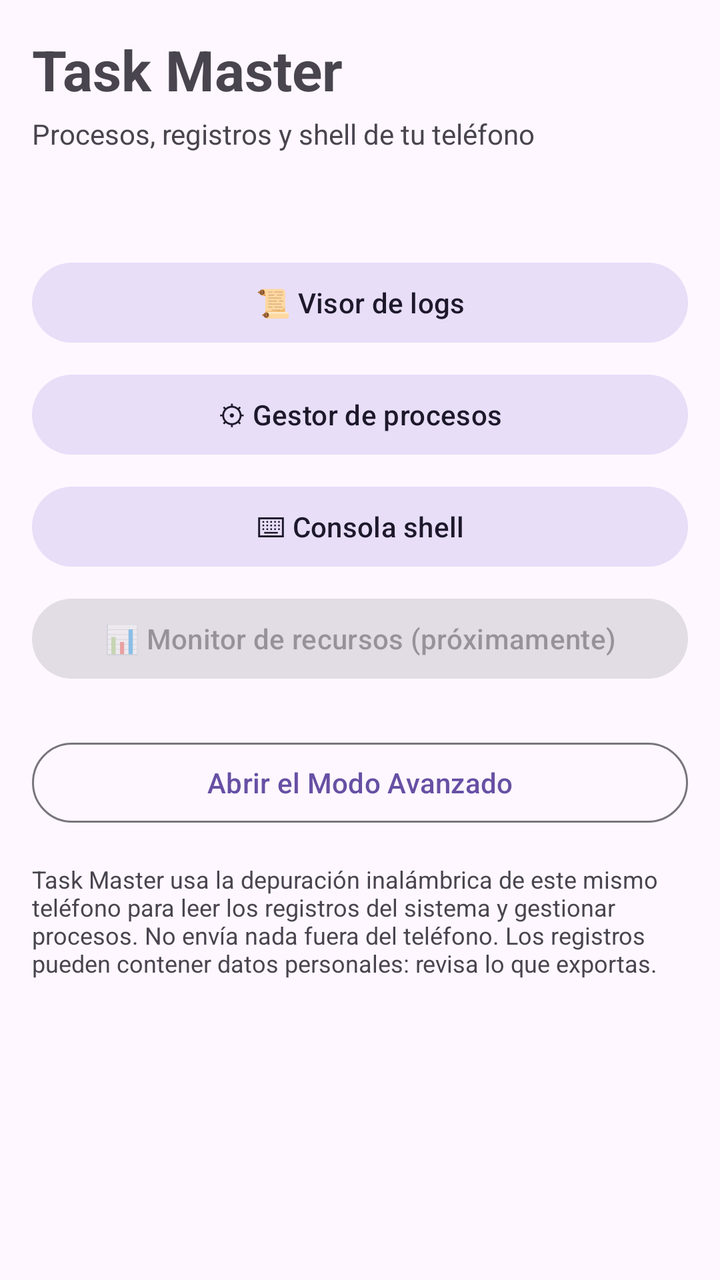
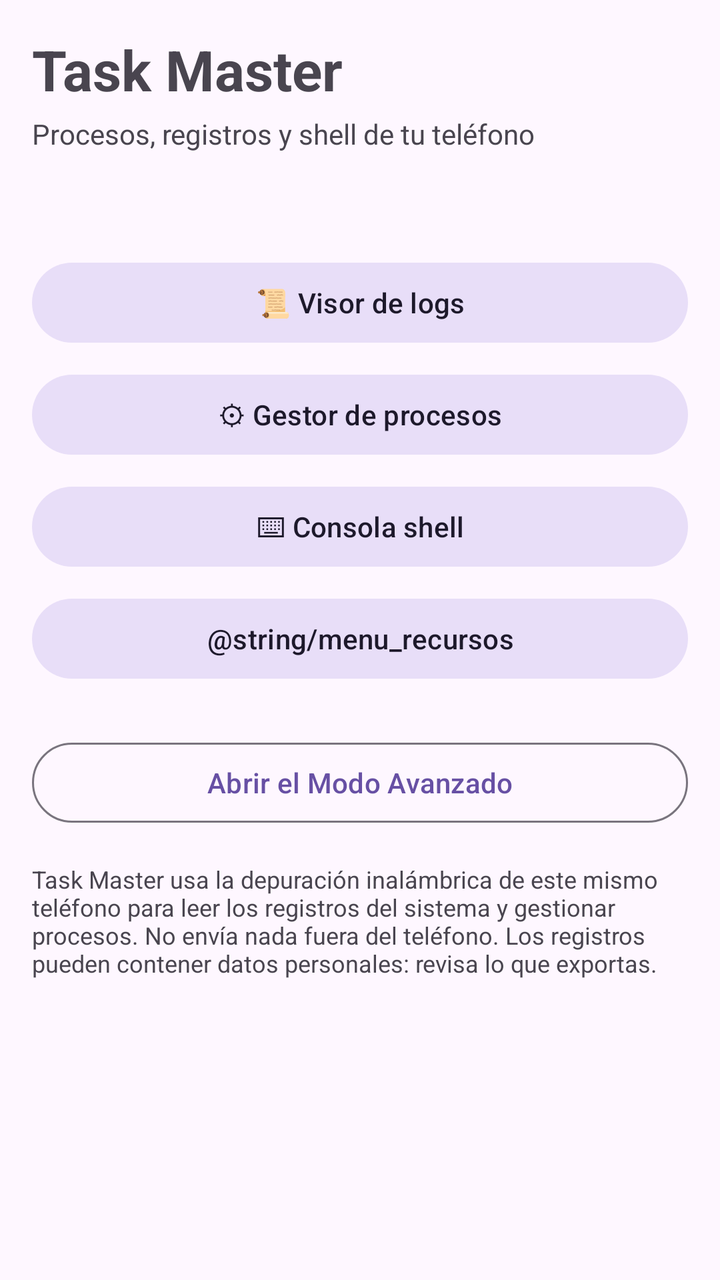

An Android layout rendered at two revisions. The XML below is the earlier revision; the diff shows what the commit changed to produce the second picture.
<!-- AndroidManifest.xml: application theme Theme.Suite -->
<!-- res/layout/activity_main.xml -->
<?xml version="1.0" encoding="utf-8"?>
<ScrollView xmlns:android="http://schemas.android.com/apk/res/android"
    android:layout_width="match_parent"
    android:layout_height="match_parent"
    android:fillViewport="true">

    <LinearLayout
        android:layout_width="match_parent"
        android:layout_height="wrap_content"
        android:orientation="vertical"
        android:padding="16dp">

        <LinearLayout
            android:id="@+id/filaCabecera"
            android:layout_width="match_parent"
            android:layout_height="wrap_content"
            android:gravity="end"
            android:orientation="horizontal" />

        <TextView
            android:layout_width="match_parent"
            android:layout_height="wrap_content"
            android:text="@string/app_name"
            android:textSize="28sp"
            android:textStyle="bold" />

        <TextView
            android:layout_width="match_parent"
            android:layout_height="wrap_content"
            android:layout_marginTop="4dp"
            android:text="@string/subtitulo"
            android:textSize="14sp" />

        <TextView
            android:id="@+id/estadoShell"
            android:layout_width="match_parent"
            android:layout_height="wrap_content"
            android:layout_marginTop="16dp"
            android:textSize="14sp"
            android:textStyle="bold" />

        <com.google.android.material.button.MaterialButton
            android:id="@+id/btnLogcat"
            style="@style/Widget.Material3.Button.TonalButton"
            android:layout_width="match_parent"
            android:layout_height="wrap_content"
            android:layout_marginTop="16dp"
            android:text="@string/menu_logcat" />

        <com.google.android.material.button.MaterialButton
            android:id="@+id/btnProcesos"
            style="@style/Widget.Material3.Button.TonalButton"
            android:layout_width="match_parent"
            android:layout_height="wrap_content"
            android:layout_marginTop="8dp"
            android:text="@string/menu_procesos" />

        <com.google.android.material.button.MaterialButton
            android:id="@+id/btnConsola"
            style="@style/Widget.Material3.Button.TonalButton"
            android:layout_width="match_parent"
            android:layout_height="wrap_content"
            android:layout_marginTop="8dp"
            android:text="@string/menu_consola" />

        <com.google.android.material.button.MaterialButton
            android:id="@+id/btnRecursos"
            style="@style/Widget.Material3.Button.TonalButton"
            android:layout_width="match_parent"
            android:layout_height="wrap_content"
            android:layout_marginTop="8dp"
            android:enabled="false"
            android:text="@string/menu_recursos_pronto" />

        <com.google.android.material.button.MaterialButton
            android:id="@+id/btnModoAvanzado"
            style="@style/Widget.Material3.Button.OutlinedButton"
            android:layout_width="match_parent"
            android:layout_height="wrap_content"
            android:layout_marginTop="24dp"
            android:text="@string/abrir_modo_avanzado" />

        <TextView
            android:layout_width="match_parent"
            android:layout_height="wrap_content"
            android:layout_marginTop="16dp"
            android:text="@string/aviso_principal"
            android:textSize="12sp" />
    </LinearLayout>
</ScrollView>
<!-- resources referenced by this layout -->
<resources>
  <string name="abrir_modo_avanzado">Abrir el Modo Avanzado</string>
  <string name="app_name">Task Master</string>
  <string name="aviso_principal">Task Master usa la depuración inalámbrica de este mismo teléfono para leer los registros del sistema y gestionar procesos. No envía nada fuera del teléfono. Los registros pueden contener datos personales: revisa lo que exportas.</string>
  <string name="menu_consola">⌨ Consola shell</string>
  <string name="menu_logcat">📜 Visor de logs</string>
  <string name="menu_procesos">⚙ Gestor de procesos</string>
  <string name="menu_recursos_pronto">📊 Monitor de recursos (próximamente)</string>
  <string name="subtitulo">Procesos, registros y shell de tu teléfono</string>
  <style name="Theme.Suite" parent="Theme.Material3.DayNight.NoActionBar" />
</resources>

<!-- the commit's change to res/layout/activity_main.xml (unified diff, before → after) -->
@@ -69,8 +69,7 @@
             android:layout_width="match_parent"
             android:layout_height="wrap_content"
             android:layout_marginTop="8dp"
-            android:enabled="false"
-            android:text="@string/menu_recursos_pronto" />
+            android:text="@string/menu_recursos" />
 
         <com.google.android.material.button.MaterialButton
             android:id="@+id/btnModoAvanzado"
<!-- resource entries referenced after the edit -->
@@ -6,7 +6,6 @@
   <string name="menu_consola">⌨ Consola shell</string>
   <string name="menu_logcat">📜 Visor de logs</string>
   <string name="menu_procesos">⚙ Gestor de procesos</string>
-  <string name="menu_recursos_pronto">📊 Monitor de recursos (próximamente)</string>
   <string name="subtitulo">Procesos, registros y shell de tu teléfono</string>
   <style name="Theme.Suite" parent="Theme.Material3.DayNight.NoActionBar" />
 </resources>
